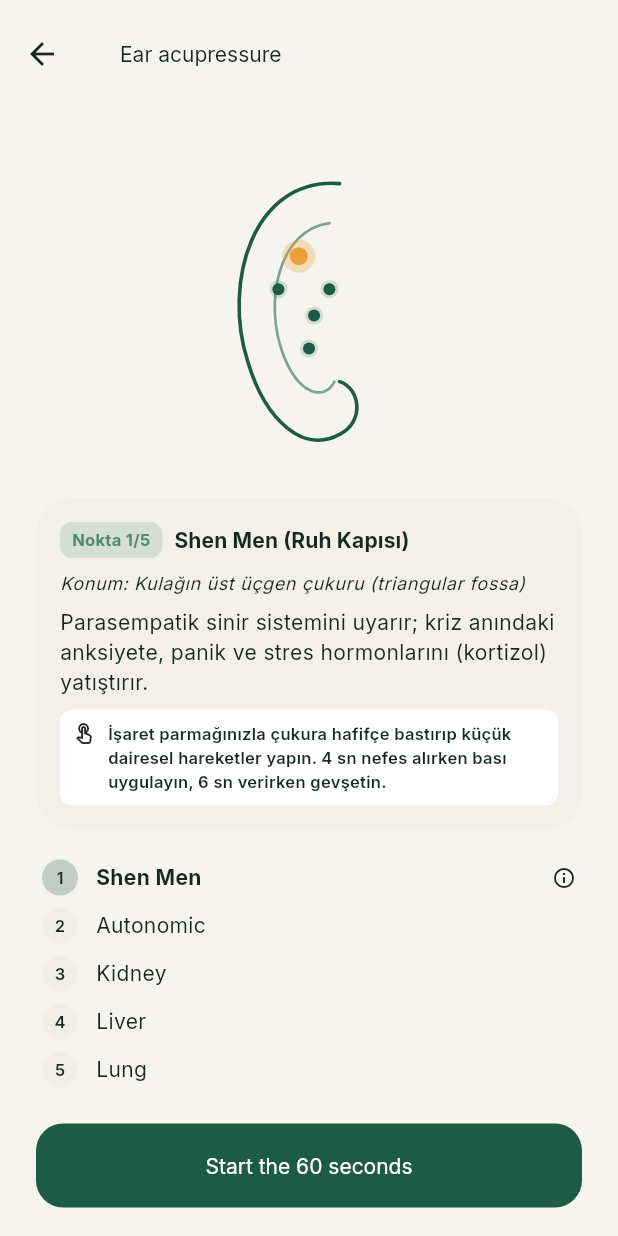
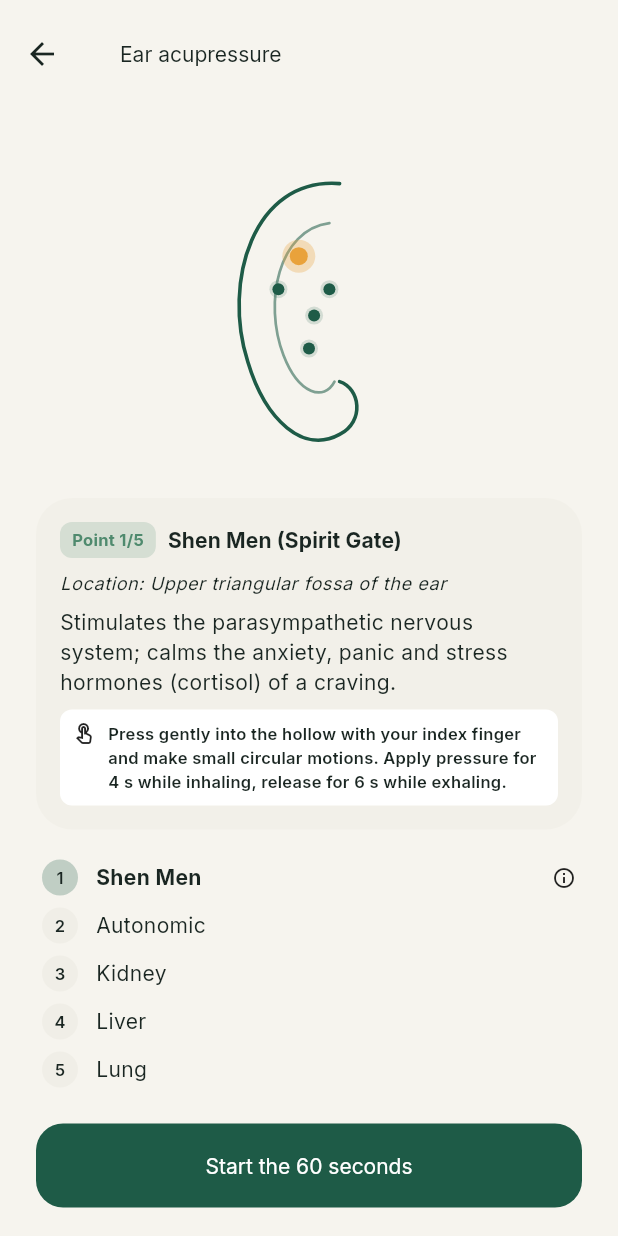
Before and after one commit to XPersPective/halen-quit-smoking, a Flutter app: the EarAcupressureScreen screen opened by its route, on a phone screen of 412 x 824 dp. Run offline on Flutter 3.47's test engine with Material 3 defaults, Android fonts, the phone set to English and light mode, and no system bars; our stand-ins replace drift, fl_chart, flutter_local_notifications, flutter_riverpod, flutter_secure_storage, in_app_purchase and 2 more; missing offline and left inert: file_selector, home_widget, in_app_purchase_android; accounts and stored records are empty; generated files the repository leaves out were written again.

Commit message:
feat(T16): stoppable ear guide; crisis-tool honesty audit

```diff
--- a/lib/l10n/app_de.arb
+++ b/lib/l10n/app_de.arb
@@ -574,6 +574,7 @@
   "sosEarPointLiver": "Leber",
   "sosEarPointLung": "Lunge",
   "sosNoNeedles": "Nur Finger — niemals Nadeln.",
+  "earGuideStop": "Stopp",
   "progressScoreTitle": "Fortschrittswert",
   "progressWindowLabel": "letzte 14 Tage",
   "progressBandStarting": "Anfang",
--- a/lib/l10n/app_en.arb
+++ b/lib/l10n/app_en.arb
@@ -954,6 +954,7 @@
   "sosEarPointLiver": "Liver",
   "sosEarPointLung": "Lung",
   "sosNoNeedles": "Fingers only — never needles.",
+  "earGuideStop": "Stop",
   "progressScoreTitle": "Progress Score",
   "progressWindowLabel": "last 14 days",
   "progressBandStarting": "Starting",
--- a/lib/l10n/app_tr.arb
+++ b/lib/l10n/app_tr.arb
@@ -574,6 +574,7 @@
   "sosEarPointLiver": "Karaciğer",
   "sosEarPointLung": "Akciğer",
   "sosNoNeedles": "Sadece parmakla — asla iğne değil.",
+  "earGuideStop": "Durdur",
   "progressScoreTitle": "İlerleme Puanı",
   "progressWindowLabel": "son 14 gün",
   "progressBandStarting": "Başlangıç",
--- a/lib/presentation/screens/sos/ear_acupressure_screen.dart
+++ b/lib/presentation/screens/sos/ear_acupressure_screen.dart
@@ -39,36 +39,37 @@ class _EarAcupressureScreenState extends State<EarAcupressureScreen> {
       _secondsPerPoint - (_elapsed % _secondsPerPoint);
   bool get _finished => _elapsed >= _secondsPerPoint * _pointCount;
 
-  static const _pointInfo = [
+  List<({String title, String location, String effect, String instruction})>
+      _pointInfo(AppLocalizations l10n) => [
         (
-      title: 'Shen Men (Ruh Kapısı)',
-      location: 'Kulağın üst üçgen çukuru (triangular fossa)',
-      effect: 'Parasempatik sinir sistemini uyarır; kriz anındaki anksiyete, panik ve stres hormonlarını (kortizol) yatıştırır.',
-      instruction: 'İşaret parmağınızla çukura hafifçe bastırıp küçük dairesel hareketler yapın. 4 sn nefes alırken bası uygulayın, 6 sn verirken gevşetin.',
+          title: l10n.earPointShenMenTitle,
+          location: l10n.earPointShenMenLocation,
+          effect: l10n.earPointShenMenEffect,
+          instruction: l10n.earPointShenMenInstruction,
         ),
         (
-      title: 'Sempatik / Otonom Nokta',
-      location: 'İç kıvrımın (helix kökünün) üst sınırı',
-      effect: 'Vazokonstriksiyonu (damar daralmasını) çözer, nikotin düşüşüyle hızlanan nabzı ve bedensel gerginliği dengeler.',
-      instruction: 'Parmak ucunuzla kıkırdak kenarına nazikçe bastırın. Nabzınızı dinleyin ve omuzlarınızı serbest bırakın.',
+          title: l10n.earPointAutonomicTitle,
+          location: l10n.earPointAutonomicLocation,
+          effect: l10n.earPointAutonomicEffect,
+          instruction: l10n.earPointAutonomicInstruction,
         ),
         (
-      title: 'Böbrek Noktası (Kidney)',
-      location: 'Concha çukurunun üst iç bölgesi',
-      effect: 'Korku ve irade yorgunluğunu hafifletir; böbreklerin toksin ve katran atım metabolizmasını destekler.',
-      instruction: 'Başparmağınız kulağın arkasında destek olsun, işaret parmağınızla concha çukurunun üstüne ritmik hafif bası yapın.',
+          title: l10n.earPointKidneyTitle,
+          location: l10n.earPointKidneyLocation,
+          effect: l10n.earPointKidneyEffect,
+          instruction: l10n.earPointKidneyInstruction,
         ),
         (
-      title: 'Karaciğer Noktası (Liver)',
-      location: 'Concha çukurunun orta-arka bölgesi',
-      effect: 'Yoksunluk kaynaklı öfke, asabiyet, tahammülsüzlük ve dürtüsel sigara yakma arzusunu yatıştırır.',
-      instruction: 'Concha\'nın arka duvarına dairesel masaj uygulayın. Bu bölge gergin olduğunda hafif hassas olabilir; acıtmadan uygulayın.',
+          title: l10n.earPointLiverTitle,
+          location: l10n.earPointLiverLocation,
+          effect: l10n.earPointLiverEffect,
+          instruction: l10n.earPointLiverInstruction,
         ),
         (
-      title: 'Akciğer Noktası (Lung)',
-      location: 'Concha kavitesinin merkez ve alt bölgesi',
-      effect: 'Solunum yollarındaki hava açlığı spazmını gevşetir, nefesi derinleştirir ve rahatlatır.',
-      instruction: 'Kulak deliğinin hemen yukarısına ve arkasına parmağınızı yerleştirin. Her nefes verişte basıyı hafifçe artırın.',
+          title: l10n.earPointLungTitle,
+          location: l10n.earPointLungLocation,
+          effect: l10n.earPointLungEffect,
+          instruction: l10n.earPointLungInstruction,
         ),
       ];
 
@@ -115,8 +116,9 @@ class _EarAcupressureScreenState extends State<EarAcupressureScreen> {
     final l10n = AppLocalizations.of(context)!;
     final theme = Theme.of(context);
     final names = _pointNames(l10n);
+    final pointInfo = _pointInfo(l10n);
     final displayIndex = _running ? _currentPoint : _selectedPoint;
-    final activeInfo = _pointInfo[displayIndex];
+    final activeInfo = pointInfo[displayIndex];
 
     return Scaffold(
       appBar: AppBar(title: Text(l10n.earGuideTitle)),
@@ -165,7 +167,7 @@ class _EarAcupressureScreenState extends State<EarAcupressureScreen> {
                             borderRadius: BorderRadius.circular(8),
                           ),
                           child: Text(
-                            'Nokta ${displayIndex + 1}/5',
+                            l10n.earPointOf(displayIndex + 1),
                             style: theme.textTheme.labelSmall?.copyWith(
                               fontWeight: FontWeight.bold,
                               color: HalenColors.emerald,
@@ -185,7 +187,7 @@ class _EarAcupressureScreenState extends State<EarAcupressureScreen> {
                     ),
                     const SizedBox(height: HalenSpace.x2),
                     Text(
-                      'Konum: ${activeInfo.location}',
+                      l10n.earPointLocation(activeInfo.location),
                       style: theme.textTheme.bodySmall?.copyWith(
                         fontStyle: FontStyle.italic,
                       ),
@@ -244,11 +246,25 @@ class _EarAcupressureScreenState extends State<EarAcupressureScreen> {
             const SizedBox(height: HalenSpace.x5),
             if (_finished)
               Text(l10n.earGuideFinished, style: theme.textTheme.titleMedium)
-            else
+            else ...[
               FilledButton(
                 onPressed: _running ? null : _start,
                 child: Text(l10n.earGuideStart),
               ),
+              // T16: a running sequence must be stoppable — crises don't
+              // always wait for a 2-minute script to finish.
+              if (_running)
+                TextButton(
+                  onPressed: () {
+                    _ticker?.cancel();
+                    setState(() {
+                      _running = false;
+                      _elapsed = 0;
+                    });
+                  },
+                  child: Text(l10n.earGuideStop),
+                ),
+            ],
             const SizedBox(height: HalenSpace.x5),
             Text(
               l10n.sosNoNeedles,
```
Also changed, not shown: lib/l10n/generated/app_localizations.dart, lib/l10n/generated/app_localizations_de.dart, lib/l10n/generated/app_localizations_en.dart, lib/l10n/generated/app_localizations_tr.dart, 1 other file. Lines whose indentation alone changed are shown as unchanged.
